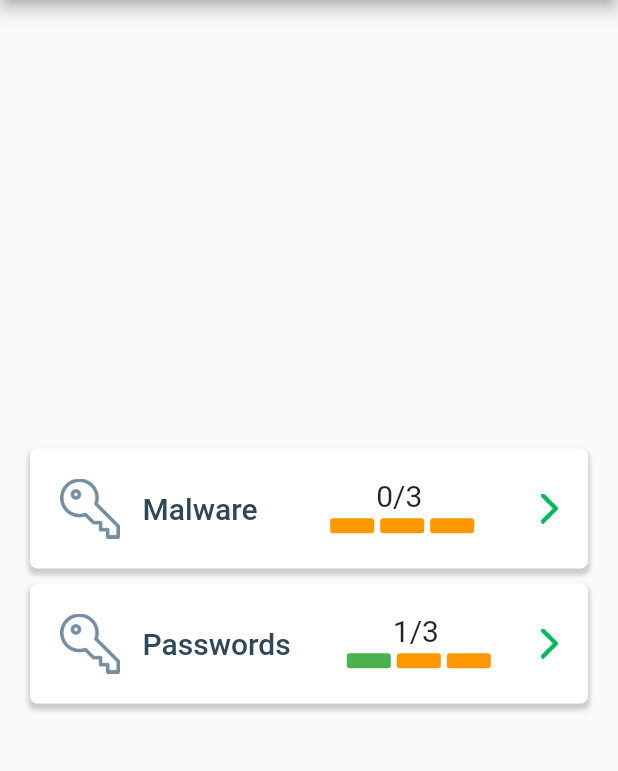
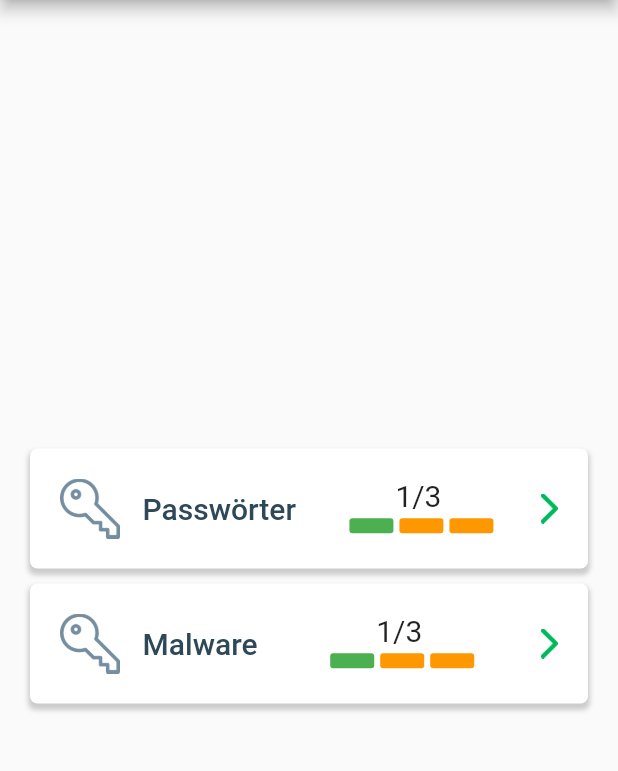
Before and after one commit to tl94/geiger_edu, a Flutter app: the screen it shows after launch, after a tap on "Select Lesson", on a phone screen of 412 x 824 dp, the part 84-855 px from its top. Run offline on Flutter 3.47's test engine with Material 2 defaults, Android fonts, the phone set to English and light mode, and no system bars; our stand-ins replace flutter_html, flutter_svg, hive, hive_flutter, page_view_indicators, string_validator; missing offline and left inert: flutter_inappwebview, hive_listener; accounts and stored records are empty; Roboto replaces fonts that are missing (Fontin).

```diff
--- a/assets/lesson/password/category_meta.json
+++ b/assets/lesson/password/lesson_category_meta.json
@@ -1,6 +1,6 @@
 {
-  "categoryId": "CID001",
-  "categoryName": {
+  "lessonCategoryId": "CID001",
+  "title": {
     "eng":"Passwords",
     "ger":"Passwörter"
   }
--- a/assets/lesson/password/password_safety/lesson_meta.json
+++ b/assets/lesson/password/password_safety/lesson_meta.json
@@ -1,6 +1,7 @@
 {
   "lessonId": "LPW001",
-  "lessonName": {
+  "lessonCategoryId": "CID001",
+  "title": {
     "eng": "Password Safety",
     "ger": "Passwortsicherheit"
   },
--- a/lib/model/lessonCategoryObj.dart
+++ b/lib/model/lessonCategoryObj.dart
@@ -8,13 +8,17 @@ part 'lessonCategoryObj.g.dart';
 class LessonCategory {
 
   @HiveField(0)
-  String name;
+  String id;
 
   @HiveField(1)
-  List<Lesson> lessonList;
+  Map<String, String> title;
+
+  @HiveField(2)
+  String path;
 
   LessonCategory({
-    required this.name,       //unique name of the lesson
-    required this.lessonList,  //lesson is completed
+    required this.id,       //unique id of the lesson category
+    required this.title,    //map with lesson category titles for all supported languages
+    required this.path,     //path to physical location of lesson category directory
   });
 }
--- a/lib/model/lessonObj.dart
+++ b/lib/model/lessonObj.dart
@@ -10,51 +10,55 @@ class Lesson {
   String lessonId;
 
   @HiveField(1)
-  String name;
+  String lessonCategoryId;
 
   @HiveField(2)
+  Map<String, String> title;
+
+  @HiveField(3)
   bool recommended;
 
-  @HiveField(3)
-  String motivation;
+  @HiveField(4)
+  Map<String, String> motivation;
 
-  @HiveField(4)
+  @HiveField(5)
   int duration;
 
-  @HiveField(5)
+  @HiveField(6)
   Difficulty difficulty;
 
-  @HiveField(6)
+  @HiveField(7)
   int lastIndex = 0;
 
-  @HiveField(7)
+  @HiveField(8)
   int maxIndex;
 
-  @HiveField(8)
+  @HiveField(9)
   bool hasQuiz;
 
-  @HiveField(9)
+  @HiveField(10)
   bool completed;
 
-  @HiveField(10)
+  @HiveField(11)
   String path;
 
-  @HiveField(11)
+  @HiveField(12)
   String apiUrl;
 
 
   Lesson({
     required this.lessonId,         //unique id of the lesson
-    required this.name,             //name of the lesson
+    required this.lessonCategoryId, //id of lesson category this lesson belongs to
+    required this.title,            //map with lesson titles for all supported languages
     this.recommended = false,       //lesson is recommended to the user
-    required this.motivation,       //motivation for the lesson
-    required this.duration,  //length of lesson in minutes
-    required this.difficulty,  //difficulty level of lesson
+    required this.motivation,       //map with motivation for the lesson in all supported languages
+    required this.duration,         //length of lesson in minutes
+    required this.difficulty,       //difficulty level of lesson
     required this.lastIndex,        //last index a user was on in this lesson
     required this.maxIndex,         //max index of the whole lesson
     required this.hasQuiz,          //whether lesson has a quiz or not
     required this.completed,        //lesson is completed
-    required this.path,             //path to physical files
+    required this.path,             //path to physical location of lesson directory
     required this.apiUrl,           //URL provided by the geiger toolbox
   });
 }
--- a/lib/providers/boxes.dart
+++ b/lib/providers/boxes.dart
@@ -13,9 +13,12 @@ class Boxes {
   static Box<Setting> getSettings() =>
       Hive.box<Setting>('settings');
 
-  static Box<XApis> getxApis() =>
-      Hive.box<XApis>('xapis');
+  static Box<Lesson> getLessons() =>
+      Hive.box<Lesson>('lessons');
 
   static Box<LessonCategory> getLessonCategories() =>
       Hive.box<LessonCategory>('lessonCategories');
+
+  static Box<XApis> getxApis() =>
+      Hive.box<XApis>('xapis');
 }
--- a/lib/screens/quiz_results_screen.dart
+++ b/lib/screens/quiz_results_screen.dart
@@ -8,8 +8,9 @@ import 'package:geiger_edu/widgets/lesson/quiz_results_group.dart';
 import 'package:html/parser.dart';
 import 'package:string_validator/string_validator.dart';
 
-import '../model/quiz/answer.dart';
+import '../model/quiz/answer.dart';import 'package:geiger_edu/globals.dart' as globals;
 
+//TODO: UNUSED CLASS
 class QuizResultsScreen extends StatelessWidget {
   static const routeName = '/quizresultsscreen';
   final Lesson lesson;
@@ -29,7 +30,7 @@ class QuizResultsScreen extends StatelessWidget {
   Widget build(BuildContext context) {
     var quizResultsGroups = getQuizResultsGroups();
     return Scaffold(
-        appBar: AppBar(title: Text("Quiz: " + lesson.name)),
+        appBar: AppBar(title: Text("Quiz: " + lesson.title[globals.language]!)),
         body: ListView.builder(
         itemCount: answeredQuestions.length,
         itemBuilder: (context, index) {
--- a/lib/screens/selection_screen.dart
+++ b/lib/screens/selection_screen.dart
@@ -1,13 +1,12 @@
 import 'package:flutter/material.dart';
 import 'package:flutter/rendering.dart';
+import 'package:geiger_edu/globals.dart' as globals;
+import 'package:geiger_edu/model/lessonCategoryObj.dart';
 import 'package:geiger_edu/model/lessonObj.dart';
 import 'package:geiger_edu/screens/home_screen.dart';
 import 'package:geiger_edu/screens/lesson_selection_screen.dart';
 import 'package:geiger_edu/services/db.dart';
 import 'package:geiger_edu/widgets/NavigationContainer.dart';
-
-import 'lesson_screen.dart';
-import 'package:geiger_edu/globals.dart' as globals;
 
 class SelectionScreen extends StatelessWidget {
   static const routeName = '/selection';
@@ -16,41 +15,41 @@ class SelectionScreen extends StatelessWidget {
 
   int categoryCount = 0;
 
-
-  List<String> getList(){
-    List<String> gst = <String>[];
-    for(var key in DB.getLessonCategoryBox().keys){
-      var g = DB.getLessonCategoryBox().get(key)!.name;
-      categoryCount++;
-      gst.add(g);
-    }
-    return gst;
+  List<LessonCategory> getList() {
+    var lessonCategories = DB.getLessonCategoryBox().values.toList();
+    return lessonCategories;
   }
 
-  List<Lesson> getLessonList(var key){
-    var lessonList = DB.getLessonCategoryBox().get(key)!.lessonList;
+  List<Lesson> getLessonListForCategory(String lessonCategoryId) {
+    /*print(lessonCategoryId);
+    print(DB.getLessonBox().values.toList());*/
+    var lessonList = DB
+        .getLessonBox()
+        .values
+        .where((lesson) => lesson.lessonCategoryId == lessonCategoryId)
+        .toList();
     return lessonList;
   }
 
-  Map<String, int> getCompleted(var key){
+  Map<String, int> getCompleted(String lessonCategoryId) {
     Map<String, int> result = {};
     int completedCount = 0;
 
-    var lessonList = getLessonList(key);
+    var lessonList = getLessonListForCategory(lessonCategoryId);
 
-    for(var lesson in lessonList ){
-      if(lesson.completed)
-        completedCount++;
+    for (var lesson in lessonList) {
+      if (lesson.completed) completedCount++;
     }
-
-    result["completed"]=completedCount;
-    result["allLessons"]=lessonList.length;
+    print(lessonCategoryId);
+    print(lessonList);
+    result["completed"] = completedCount;
+    result["allLessons"] = lessonList.length;
     return result;
   }
 
   @override
   Widget build(BuildContext context) {
-    var gst = getList();
+    var categories = getList();
 
     return Scaffold(
       appBar: AppBar(
@@ -68,37 +67,32 @@ class SelectionScreen extends StatelessWidget {
           mainAxisAlignment: MainAxisAlignment.center,
           crossAxisAlignment: CrossAxisAlignment.stretch,
           children: <Widget>[
-
             Flexible(
                 child: Row(children: [
               Container(
-          width: MediaQuery
-              .of(context)
-              .size
-              .width-40,
+                width: MediaQuery.of(context).size.width - 40,
                 child: ListView.builder(
                     scrollDirection: Axis.vertical,
                     shrinkWrap: true,
-              itemCount: gst.length,
+                    itemCount: categories.length,
                     itemBuilder: (BuildContext context, int i) {
-                var lessonSpecs = getCompleted(gst[i]);
+                      var lessonSpecs = getCompleted(categories[i].id);
                       return Container(
                         margin: EdgeInsets.fromLTRB(0, 5, 0, 5),
                         child: NavigationContainer(
                           imagePath: "assets/img/password_icon.png",
-                      text: gst[i].toString(),
+                          text: categories[i].title[globals.language].toString(),
                           passedRoute: LessonSelectionScreen.routeName,
                           currentValue: lessonSpecs["completed"]!,
                           maxValue: lessonSpecs["allLessons"]!,
-                      passedLessons: getLessonList(gst[i]),
+                          passedLessons: getLessonListForCategory(categories[i].id),
                         ),
                       );
                     }),
-        )])),
-
+              )
+            ])),
           ],
         ),
-
       ),
     );
   }
--- a/lib/services/db.dart
+++ b/lib/services/db.dart
@@ -12,6 +12,7 @@ import 'package:geiger_edu/globals.dart' as globals;
 class DB {
   static Box<User> userBox = Boxes.getUsers();
   static Box<Setting> settingBox = Boxes.getSettings();
+  static Box<Lesson> lessonBox = Boxes.getLessons();
   static Box<LessonCategory> lessonCategoryBox = Boxes.getLessonCategories();
 
   static void init() async {
@@ -29,34 +30,35 @@ class DB {
 
     bool usersIsOpen = Hive.isBoxOpen('users');
     bool settingsIsOpen = Hive.isBoxOpen('settings');
-    bool lessonIsOpen = Hive.isBoxOpen('lessonCategories');
+    bool lessonsIsOpen = Hive.isBoxOpen('lessons');
+    bool lessonCategoriesIsOpen = Hive.isBoxOpen('lessonCategories');
 
     if(!usersIsOpen){
       await Hive.openBox<User>('users'); //user table
     }
-    if(DB.getUserBox().keys.isEmpty){ //if it doesnt exist
+    if (DB.getUserBox().keys.isEmpty){ //if it doesnt exist
       createDefaultUser();
     }
 
     if(!settingsIsOpen){ await Hive.openBox<Setting>('settings'); }
     if(DB.getSettingBox().keys.isEmpty){ createDefaultSettings(); }
 
-    if(!lessonIsOpen){ await Hive.openBox<LessonCategory>('lessonCategories'); }
-    if(DB.getLessonCategoryBox().keys.isEmpty){ createTestLessons(); }
+    if(!lessonCategoriesIsOpen){ await Hive.openBox<LessonCategory>('lessonCategories'); }
+    // if(DB.getLessonCategoryBox().keys.isEmpty)
+
+    if(!lessonsIsOpen) { await Hive.openBox<Lesson>('lessons'); }
+    if (getLessonBox().isEmpty) { createTestLessons(); }
 
     runGeigerIndicator();
   }
 
   static void runGeigerIndicator(){
     var tempCompletedLessons = 0;
-    var tempMaxLessons = 0;
+    var tempMaxLessons = getLessonBox().values.length;
 
-    for(var key in DB.lessonCategoryBox.keys){
-      var x = DB.getLessonCategoryBox().get(key)!.lessonList;
-      tempMaxLessons += x.length;
-      for(int i = 0; i< x.length ; i++){
-        if(x[i].completed)
-          tempCompletedLessons++;
+    for(var lesson in getLessonBox().values){
+      if (lesson.completed) {
+        tempCompletedLessons++;
       }
     }
 
@@ -75,31 +77,77 @@ class DB {
   static void createTestLessons(){
     //TODO: replace with updateLessonBox
 
-    Lesson l1 = new Lesson(lessonId: "LPW001", name: "Password Safety", completed: true,recommended: false,lastIndex: 0,maxIndex: 6, motivation: 'This is an easy beginner lesson', difficulty: Difficulty.beginner, duration: 5, apiUrl: '', path: '', hasQuiz: true);
-    Lesson l2 = new Lesson(lessonId: "LPW002", name: "L2", completed: false,recommended: false,lastIndex: 5,maxIndex: 8, motivation: 'This is a more difficult advanced lesson', difficulty: Difficulty.advanced, duration: 8, apiUrl: '', path: '', hasQuiz: false);
-    Lesson l3 = new Lesson(lessonId: "LPW003", name: "L3", completed: false,recommended: false,lastIndex: 2,maxIndex: 4, motivation: 'This is a lesson for masters', difficulty: Difficulty.master, duration: 10, apiUrl: '', path: '', hasQuiz: false);
+    Lesson l1 = new Lesson(lessonId: "LPW001", lessonCategoryId: "CID001", title: {
+      "eng": "Password Safety",
+      "ger": "Passwortsicherheit"
+    }, completed: true,recommended: false,lastIndex: 0,maxIndex: 6, motivation: {
+      "eng": "Improve your password security!",
+      "ger": "Verbessere deine Passwortsicherheit!"
+    }, difficulty: Difficulty.beginner, duration: 5, apiUrl: '', path: '', hasQuiz: true);
+    Lesson l2 = new Lesson(lessonId: "LPW002", lessonCategoryId: "CID001", title: {
+      "eng": "Password Safety",
+      "ger": "Passwortsicherheit"
+    }, completed: false,recommended: false,lastIndex: 5,maxIndex: 8, motivation: {
+      "eng": "Improve your password security!",
+      "ger": "Verbessere deine Passwortsicherheit!"
+    }, difficulty: Difficulty.advanced, duration: 8, apiUrl: '', path: '', hasQuiz: false);
+    Lesson l3 = new Lesson(lessonId: "LPW003", lessonCategoryId: "CID001", title: {
+      "eng": "Password Safety",
+      "ger": "Passwortsicherheit"
+    }, completed: false,recommended: false,lastIndex: 2,maxIndex: 4, motivation: {
+      "eng": "Improve your password security!",
+      "ger": "Verbessere deine Passwortsicherheit!"
+    }, difficulty: Difficulty.master, duration: 10, apiUrl: '', path: '', hasQuiz: false);
     List<Lesson> l = [l1,l2,l3];
 
-    LessonCategory c1 = new LessonCategory(name: "Passwords", lessonList: l);
-    getLessonCategoryBox().put(c1.name,c1);
+    for (var lesson in l) {
+      DB.getLessonBox().put(lesson.lessonId, lesson);
+    }
 
-    Lesson k1 = new Lesson(lessonId: "LMW001", name: "Password Safety", completed: false,recommended: false,lastIndex: 0,maxIndex: 6, motivation: 'This is an easy beginner lesson', difficulty: Difficulty.beginner, duration: 5, apiUrl: '', path: '', hasQuiz: true);
-    Lesson k2 = new Lesson(lessonId: "LMW002", name: "L2", completed: false,recommended: false,lastIndex: 5,maxIndex: 8, motivation: 'This is a more difficult advanced lesson', difficulty: Difficulty.advanced, duration: 8, apiUrl: '', path: '', hasQuiz: false);
-    Lesson k3 = new Lesson(lessonId: "LMW003", name: "L3", completed: false,recommended: false,lastIndex: 2,maxIndex: 4, motivation: 'This is a lesson for masters', difficulty: Difficulty.master, duration: 10, apiUrl: '', path: '', hasQuiz: false);
+    LessonCategory c1 = new LessonCategory(id: "CID001", title: {
+      "eng":"Passwords",
+      "ger":"Passwörter"
+    }, path: "assets/lesson/password", );
+    getLessonCategoryBox().put(c1.id,c1);
+
+    Lesson k1 = new Lesson(lessonId: "LMW001", lessonCategoryId: "CID002", title: {
+      "eng": "Password Safety",
+      "ger": "Passwortsicherheit"
+    }, completed: true,recommended: false,lastIndex: 0,maxIndex: 6, motivation: {
+      "eng": "Improve your password security!",
+      "ger": "Verbessere deine Passwortsicherheit!"
+    }, difficulty: Difficulty.beginner, duration: 5, apiUrl: '', path: '', hasQuiz: true);
+    Lesson k2 = new Lesson(lessonId: "LMW002", lessonCategoryId: "CID002", title: {
+      "eng": "Password Safety",
+      "ger": "Passwortsicherheit"
+    }, completed: false,recommended: false,lastIndex: 5,maxIndex: 8, motivation: {
+      "eng": "Improve your password security!",
+      "ger": "Verbessere deine Passwortsicherheit!"
+    }, difficulty: Difficulty.advanced, duration: 8, apiUrl: '', path: '', hasQuiz: false);
+    Lesson k3 = new Lesson(lessonId: "LMW003", lessonCategoryId: "CID002", title: {
+      "eng": "Password Safety",
+      "ger": "Passwortsicherheit"
+    }, completed: false,recommended: false,lastIndex: 2,maxIndex: 4, motivation: {
+      "eng": "Improve your password security!",
+      "ger": "Verbessere deine Passwortsicherheit!"
+    }, difficulty: Difficulty.master, duration: 10, apiUrl: '', path: '', hasQuiz: false);
     List<Lesson> k = [k1,k2,k3];
 
-    LessonCategory c2 = new LessonCategory(name: "Malware", lessonList: k);
-    getLessonCategoryBox().put(c2.name,c2);
+    for (var lesson in k) {
+      DB.getLessonBox().put(lesson.lessonId, lesson);
+    }
+
+    LessonCategory c2 = new LessonCategory(id: "CID002", title:{
+      "eng":"Malware",
+      "ger":"Malware"
+    }, path: "assets/lesson/password");
+    getLessonCategoryBox().put(c2.id,c2);
   }
 
   static Box<LessonCategory> getLessonCategoryBox(){ return lessonCategoryBox; }
 
-  static void wipeDB() async{
-    //delete the hive-boxes, clears the file content from the device
-    await Hive.deleteBoxFromDisk('users');
-    await Hive.deleteBoxFromDisk('settings');
-    await Hive.deleteBoxFromDisk('lessonCategories');
-  }
+  static Box<Lesson> getLessonBox() { return lessonBox; }
+
 
   static void createDefaultUser(){
     //add default user to box
@@ -162,4 +210,14 @@ class DB {
   }
 
   static Box<Setting> getSettingBox() {return settingBox;}
+
+
+  static void wipeDB() async{
+    //delete the hive-boxes, clears the file content from the device
+    await Hive.deleteBoxFromDisk('users');
+    await Hive.deleteBoxFromDisk('settings');
+    await Hive.deleteBoxFromDisk('lessons');
+    await Hive.deleteBoxFromDisk('lessonCategories');
+    // await Hive.deleteBoxFromDisk('xapis');
+  }
 }
--- a/lib/widgets/lesson/quiz_slide.dart
+++ b/lib/widgets/lesson/quiz_slide.dart
@@ -126,7 +126,7 @@ class _QuizSlideState extends State<QuizSlide> {
   }
 
   void _finishQuiz() {
-    if (!globals.currentLesson.completed && _checkAnswers()) {
+    if (_checkAnswers()) {
       var points = _evaluateAnswers();
       // TODO: write points and lesson completion to DB, also check if it was already completed before
       globals.answeredQuestions = _questions;
```
Also changed, not shown: lib/globals.dart (+21 -2 lines), lib/screens/lesson_complete_screen.dart (+0 -10 lines), lib/screens/lesson_selection_screen.dart (+22 -13 lines), lib/services/lesson_loader.dart (+23 -17 lines), lib/services/util.dart (added, +14 -0 lines), lib/model/lessonCategoryObj.g.dart, lib/model/lessonObj.g.dart. Lines whose indentation alone changed are shown as unchanged.
